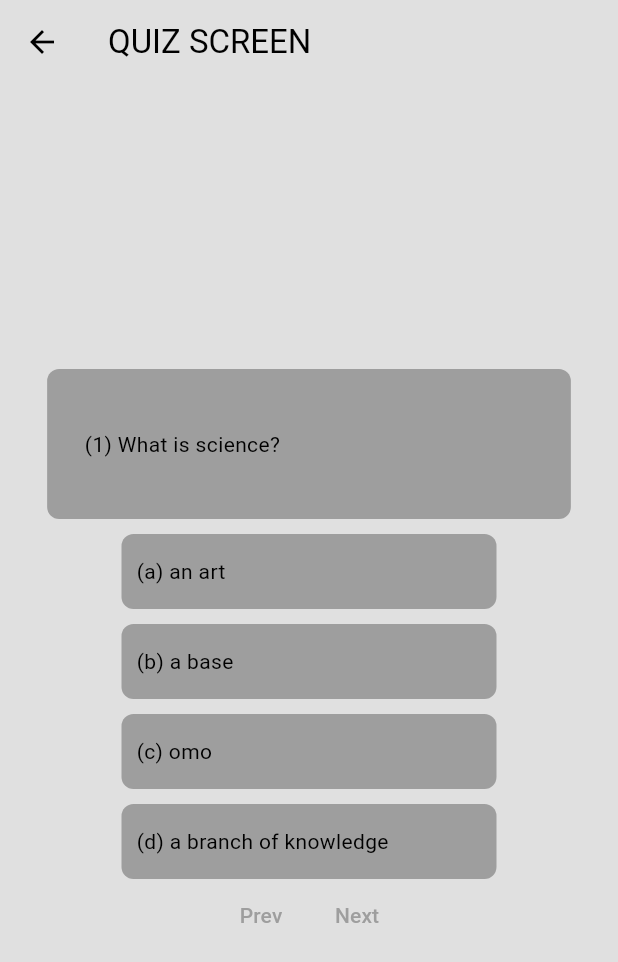
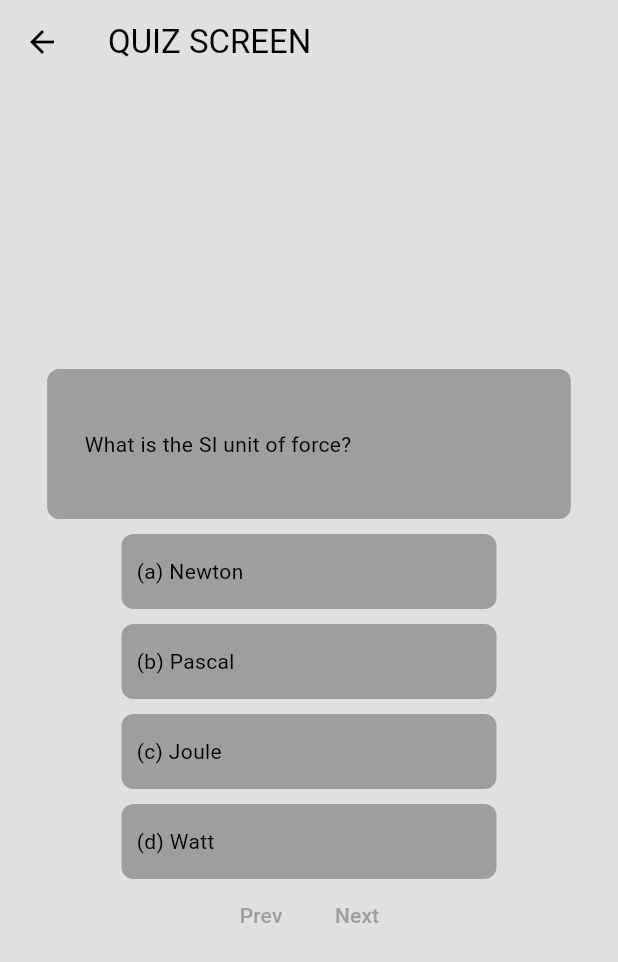
Before and after one commit to abduleneye/learning_bloc_and_clean_architecture, a Flutter app: the OfflineCategoryScreen screen opened directly, after a tap on "Physics", on a phone screen of 412 x 824 dp. Shown: the top 962 px of the screen. Run offline on Flutter 3.47's test engine with Material 3 defaults, Android fonts, the phone set to English and light mode, and no system bars; our stand-ins replace cached_network_image, cloud_firestore, file_picker, firebase_auth, firebase_core, firebase_storage and 4 more; accounts and stored records are empty; generated files the repository leaves out were written again.

Commit message:
Now able to upload question to firestore from a question json file i brought into app, also able to retrieve questions and display in my quiz screen by simply switching my data source, needs heavy refactoring UI wise and Code wise and improved code  understanding in general

```diff
--- /dev/null
+++ b/bloc_clean_arch/assets/questions.json
@@ -0,0 +1,112 @@
+[
+  {
+    "question": "What is the SI unit of force?",
+    "allOptions": ["Newton", "Pascal", "Joule", "Watt"],
+    "correctOption": "Newton"
+  },
+  {
+    "question": "What is the acceleration due to gravity on Earth?",
+    "allOptions": ["9.8 m/s²", "10 m/s²", "8.9 m/s²", "9.1 m/s²"],
+    "correctOption": "9.8 m/s²"
+  },
+  {
+    "question": "Who formulated the laws of motion?",
+    "allOptions": ["Albert Einstein", "Isaac Newton", "Galileo Galilei", "Nikola Tesla"],
+    "correctOption": "Isaac Newton"
+  },
+  {
+    "question": "What type of lens is used to correct myopia?",
+    "allOptions": ["Convex lens", "Concave lens", "Cylindrical lens", "Bifocal lens"],
+    "correctOption": "Concave lens"
+  },
+  {
+    "question": "What is the speed of light in a vacuum?",
+    "allOptions": ["3 × 10^8 m/s", "3 × 10^6 m/s", "3 × 10^7 m/s", "3 × 10^5 m/s"],
+    "correctOption": "3 × 10^8 m/s"
+  },
+  {
+    "question": "What is the unit of electrical resistance?",
+    "allOptions": ["Ohm", "Volt", "Ampere", "Watt"],
+    "correctOption": "Ohm"
+  },
+  {
+    "question": "Which planet has the strongest gravitational force?",
+    "allOptions": ["Earth", "Jupiter", "Saturn", "Mars"],
+    "correctOption": "Jupiter"
+  },
+  {
+    "question": "What is the formula for kinetic energy?",
+    "allOptions": ["1/2 mv²", "mv", "mg", "1/2 mv"],
+    "correctOption": "1/2 mv²"
+  },
+  {
+    "question": "Which law states that energy cannot be created or destroyed?",
+    "allOptions": ["Law of Conservation of Energy", "Newton's Third Law", "Ohm's Law", "Pascal's Law"],
+    "correctOption": "Law of Conservation of Energy"
+  },
+  {
+    "question": "What type of wave is light?",
+    "allOptions": ["Longitudinal", "Transverse", "Mechanical", "Electrochemical"],
+    "correctOption": "Transverse"
+  },
+  {
+    "question": "What is the name of the device used to measure electric current?",
+    "allOptions": ["Voltmeter", "Ammeter", "Galvanometer", "Multimeter"],
+    "correctOption": "Ammeter"
+  },
+  {
+    "question": "What phenomenon explains the bending of light as it passes through a medium?",
+    "allOptions": ["Reflection", "Refraction", "Diffraction", "Interference"],
+    "correctOption": "Refraction"
+  },
+  {
+    "question": "What is the charge of an electron?",
+    "allOptions": ["-1.6 × 10^-19 C", "+1.6 × 10^-19 C", "0 C", "-1.6 × 10^-9 C"],
+    "correctOption": "-1.6 × 10^-19 C"
+  },
+  {
+    "question": "Which of these is a scalar quantity?",
+    "allOptions": ["Velocity", "Force", "Distance", "Acceleration"],
+    "correctOption": "Distance"
+  },
+  {
+    "question": "What is the first law of thermodynamics?",
+    "allOptions": [
+      "Energy cannot be created or destroyed",
+      "Entropy always increases",
+      "Action equals reaction",
+      "Work is proportional to force"
+    ],
+    "correctOption": "Energy cannot be created or destroyed"
+  },
+  {
+    "question": "Which particle is found in the nucleus of an atom?",
+    "allOptions": ["Proton", "Electron", "Photon", "Neutron"],
+    "correctOption": "Proton"
+  },
+  {
+    "question": "What is the principle behind hydraulic machines?",
+    "allOptions": ["Bernoulli's Principle", "Pascal's Law", "Archimedes' Principle", "Newton's Law"],
+    "correctOption": "Pascal's Law"
+  },
+  {
+    "question": "What is the standard unit of power?",
+    "allOptions": ["Watt", "Joule", "Newton", "Ampere"],
+    "correctOption": "Watt"
+  },
+  {
+    "question": "What is the main function of a transformer?",
+    "allOptions": [
+      "Increase or decrease voltage",
+      "Convert AC to DC",
+      "Measure resistance",
+      "Store electrical energy"
+    ],
+    "correctOption": "Increase or decrease voltage"
+  },
+  {
+    "question": "What is the device used to measure atmospheric pressure?",
+    "allOptions": ["Barometer", "Thermometer", "Hygrometer", "Anemometer"],
+    "correctOption": "Barometer"
+  }
+]
--- a/bloc_clean_arch/lib/quiz_app/data/local/quiz_repo_implementation.dart
+++ b/bloc_clean_arch/lib/quiz_app/data/local/quiz_repo_implementation.dart
@@ -1,7 +1,17 @@
+import 'dart:convert';
+import 'dart:math';
+
 import 'package:bloc_clean_arch/quiz_app/domain/quiz_model.dart';
 import 'package:bloc_clean_arch/quiz_app/domain/quiz_repo.dart';
+import 'package:cloud_firestore/cloud_firestore.dart';
+import 'package:flutter/services.dart';
 
 class QuizRepoImplementation extends QuizRepo {
+  // Firestore ref
+  final CollectionReference questionCollection =
+  FirebaseFirestore.instance.collection("quiz_questions");
+
+ // final CollectionReference physicsQuestionCollectionRef = questionCollection.doc("");
   @override
   Future<void> checkAnswer() {
     // TODO: implement checkAnswer
@@ -76,4 +86,73 @@ class QuizRepoImplementation extends QuizRepo {
     // TODO: implement previousQuestion
     throw UnimplementedError();
   }
+
+  @override
+  Future<List<QuizModel>> fetchPhysicsQuestionFromFireStore() async{
+    print("Loading Physics questions from  fire store");
+    try{
+      //Physics question fire store document ref
+      DocumentSnapshot physicsQuestionSnapshot = await questionCollection.doc("physics_questions").get();
+      if(physicsQuestionSnapshot.exists){
+        //Get the question list from the doc and map it to a list of QuizModel
+        List<dynamic> physicsQuestionData = physicsQuestionSnapshot['questions'];
+        List<QuizModel> physicsQuestionInModelForm = physicsQuestionData.map((data) => QuizModel.fromFireStoreMap(data)).toList();
+        print("Physics questions loaded from  fire store successfully");
+        print(physicsQuestionInModelForm[0].question);
+        print(physicsQuestionInModelForm[0].question);
+        print(physicsQuestionInModelForm[0].allOptions);
+        print(physicsQuestionInModelForm[0].correctOption);
+
+
+        return physicsQuestionInModelForm;
+      }else{
+        return [];
+      }
+
+    }catch(e){
+      print("An error occureed fetching question from FB ${e}");
+      return [];
+
+    }
+
+  }
+
+  @override
+  Future<void> uploadPhysicsQuestionsToFireStore() async {
+    // Uploading questions
+    print("UploadingPhysicsQuestionsToFireStore...");
+
+    try{
+     String jsonData = await rootBundle.loadString('assets/questions.json');
+     List<dynamic> physicsQuestionList = json.decode(jsonData);
+
+     //upload question list as a single document
+     print("UploadingPhysicsQuestions...");
+     await questionCollection.doc('physics_questions').set({
+       'questions': physicsQuestionList
+
+     });
+     print("Questions added successfully");
+
+   }catch(e){
+     print("Error uploading questions ${e}");
+
+   }
+
+
+  }
+
+  @override
+  Future<void> loadQuestionsFromJsonLocally() async {
+    try{
+      String jsonData = await rootBundle.loadString('assets/questions.json');
+      var parsedData = json.decode(jsonData);
+      print(parsedData);
+    }catch(e){
+      print("An error occured loading questions${e}");
+    }
+
+  }
+
+
 }
--- a/bloc_clean_arch/lib/quiz_app/domain/quiz_model.dart
+++ b/bloc_clean_arch/lib/quiz_app/domain/quiz_model.dart
@@ -12,8 +12,15 @@ class QuizModel {
   factory QuizModel.fromJson(Map<String, dynamic> json) {
     return QuizModel(
         question: json['question'],
-        allOptions: json['incorrectOtions'],
+        allOptions: List<String>.from(json['allOptions']),
         correctOption: json['correctOption']);
+  }
+
+  factory QuizModel.fromFireStoreMap(Map<String, dynamic> map) {
+    return QuizModel(
+        question: map['question'],
+        allOptions: List<String>.from(map['allOptions']),
+        correctOption: map['correctOption']);
   }
 }
 
--- a/bloc_clean_arch/lib/quiz_app/domain/quiz_repo.dart
+++ b/bloc_clean_arch/lib/quiz_app/domain/quiz_repo.dart
@@ -5,4 +5,7 @@ abstract class QuizRepo {
   Future<void> checkAnswer();
   Future<void> nextQuestion();
   Future<void> previousQuestion();
+  Future<List<QuizModel>> fetchPhysicsQuestionFromFireStore();
+  Future<void> uploadPhysicsQuestionsToFireStore();
+  Future<void> loadQuestionsFromJsonLocally();
 }
--- a/bloc_clean_arch/lib/quiz_app/presentation/quiz_bloc/quiz_bloc.dart
+++ b/bloc_clean_arch/lib/quiz_app/presentation/quiz_bloc/quiz_bloc.dart
@@ -14,15 +14,20 @@ class QuizBloc extends Bloc<QuizEvents, QuizStates> {
       : super( QuizInitial()) {
 
     on<LoadQuestion>((event, emit) async {
+      quizRepo.uploadPhysicsQuestionsToFireStore();
+      quizRepo.loadQuestionsFromJsonLocally();
       emit(QuizLoading());
       try{
         final loadedQuestions =
         await quizRepo.fetchQuizQuestions(category: event.questionCategory);
 
+        final loadedPhysicsQuestionFromFireStore = await quizRepo.fetchPhysicsQuestionFromFireStore();
+
+
 
         emit(QuizLoaded(
             currentQ: 0,
-            questions: loadedQuestions,
+            questions: loadedPhysicsQuestionFromFireStore,
             // shuffledOptions: state.questions[state.currentQ].allOptions,
             isOptionA: "",
             isOptionB: "",
@@ -39,6 +44,7 @@ class QuizBloc extends Bloc<QuizEvents, QuizStates> {
 
 
     on<NextQuestion>((event, emit){
+      quizRepo.fetchPhysicsQuestionFromFireStore();
       final currentState = state;
       if(currentState is QuizLoaded){
         if (currentState.currentQ < currentState.questions.length - 1) {
--- a/bloc_clean_arch/lib/social_app_instagram_like/features/posts/domain/post_entities.dart
+++ b/bloc_clean_arch/lib/social_app_instagram_like/features/posts/domain/post_entities.dart
@@ -49,7 +49,7 @@ class Post {
     };
   }
 
-  //conver json post file back to post object to use in our app
+  //convert json post file back to post object to use in our app
   factory Post.fromJson(Map<String, dynamic> json) {
     // prepare comments
     final List<Comment> comments = (json['comments'] as List<dynamic>?)
--- a/bloc_clean_arch/pubspec.yaml
+++ b/bloc_clean_arch/pubspec.yaml
@@ -71,11 +71,11 @@ flutter:
   # The following line ensures that the Material Icons font is
   # included with your application, so that you can use the icons in
   # the material Icons class.
-  uses-material-design: true
+   uses-material-design: true
 
   # To add assets to your application, add an assets section, like this:
-  # assets:
-  #   - images/a_dot_burr.jpeg
+   assets:
+     - assets/questions.json
   #   - images/a_dot_ham.jpeg
 
   # An image asset can refer to one or more resolution-specific "variants", see
```
